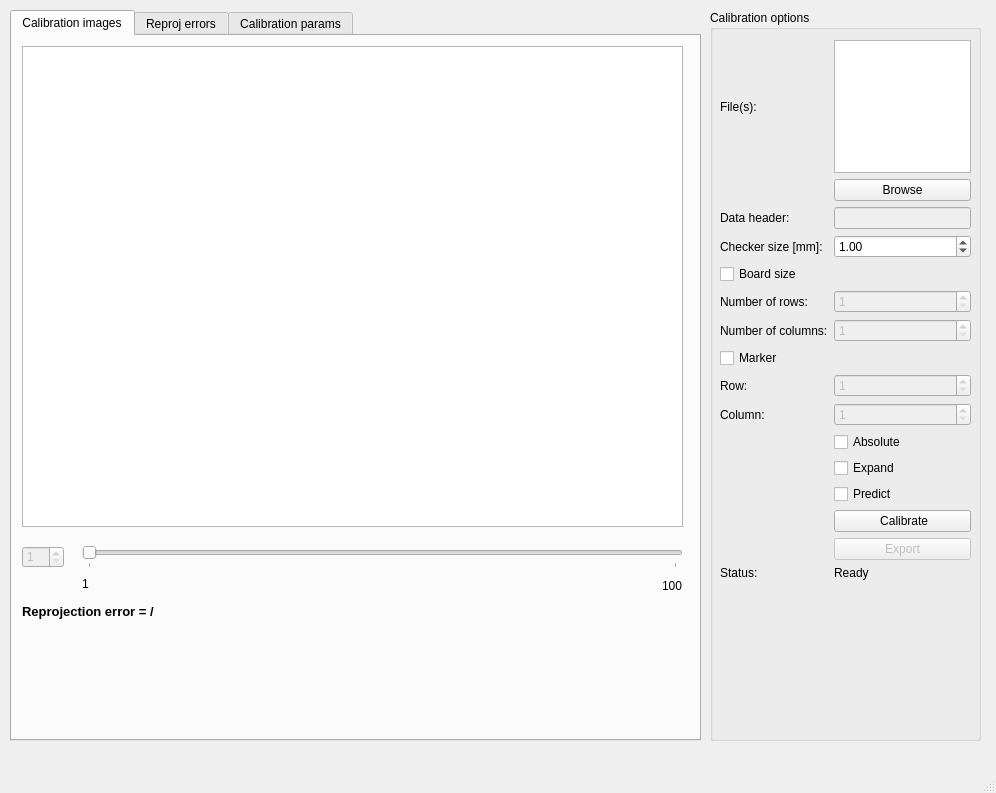
Old version of the form src/PyCamCalib/camera_calibration_gui/calibration_app_ui.ui in the repository InViLabUAntwerp/PyCamCalib.
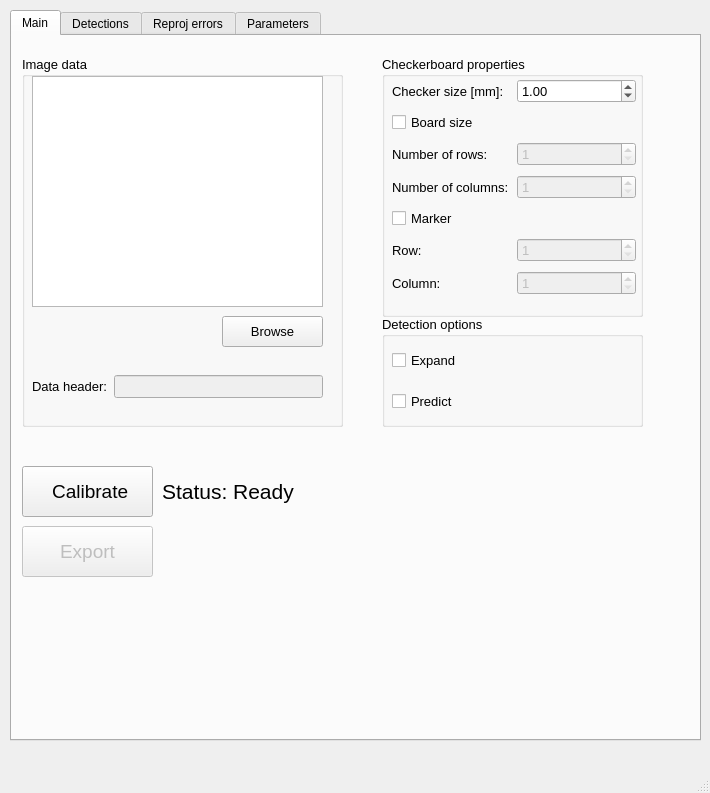
New version of the form. Custom widgets are drawn as their Qt base class.

What changed in the file:
```diff
--- a/src/PyCamCalib/camera_calibration_gui/calibration_app_ui.ui
+++ b/src/PyCamCalib/camera_calibration_gui/calibration_app_ui.ui
@@ -6,7 +6,7 @@
    <rect>
     <x>0</x>
     <y>0</y>
-    <width>996</width>
+    <width>710</width>
     <height>793</height>
    </rect>
   </property>
@@ -29,12 +29,350 @@
     <property name="currentIndex">
      <number>0</number>
     </property>
+    <widget class="QWidget" name="tab">
+     <attribute name="title">
+      <string>Main</string>
+     </attribute>
+     <widget class="QPushButton" name="calibrateButton">
+      <property name="geometry">
+       <rect>
+        <x>10</x>
+        <y>430</y>
+        <width>131</width>
+        <height>51</height>
+       </rect>
+      </property>
+      <property name="font">
+       <font>
+        <pointsize>14</pointsize>
+       </font>
+      </property>
+      <property name="text">
+       <string> Calibrate</string>
+      </property>
+     </widget>
+     <widget class="QPushButton" name="exportButton">
+      <property name="enabled">
+       <bool>false</bool>
+      </property>
+      <property name="geometry">
+       <rect>
+        <x>10</x>
+        <y>490</y>
+        <width>131</width>
+        <height>51</height>
+       </rect>
+      </property>
+      <property name="font">
+       <font>
+        <pointsize>14</pointsize>
+       </font>
+      </property>
+      <property name="text">
+       <string>Export</string>
+      </property>
+     </widget>
+     <widget class="QLabel" name="statusText">
+      <property name="geometry">
+       <rect>
+        <x>150</x>
+        <y>430</y>
+        <width>521</width>
+        <height>51</height>
+       </rect>
+      </property>
+      <property name="font">
+       <font>
+        <pointsize>16</pointsize>
+       </font>
+      </property>
+      <property name="text">
+       <string>Status: Ready</string>
+      </property>
+     </widget>
+     <widget class="QGroupBox" name="groupBox_2">
+      <property name="geometry">
+       <rect>
+        <x>10</x>
+        <y>20</y>
+        <width>321</width>
+        <height>371</height>
+       </rect>
+      </property>
+      <property name="font">
+       <font>
+        <pointsize>10</pointsize>
+       </font>
+      </property>
+      <property name="title">
+       <string>Image data</string>
+      </property>
+      <widget class="QListWidget" name="namesListWidget">
+       <property name="geometry">
+        <rect>
+         <x>10</x>
+         <y>20</y>
+         <width>291</width>
+         <height>231</height>
+        </rect>
+       </property>
+      </widget>
+      <widget class="QWidget" name="horizontalLayoutWidget">
+       <property name="geometry">
+        <rect>
+         <x>10</x>
+         <y>310</y>
+         <width>291</width>
+         <height>41</height>
+        </rect>
+       </property>
+       <layout class="QHBoxLayout" name="horizontalLayout_2">
+        <item>
+         <widget class="QLabel" name="label_2">
+          <property name="text">
+           <string>Data header:</string>
+          </property>
+         </widget>
+        </item>
+        <item>
+         <widget class="QLineEdit" name="headerField">
+          <property name="enabled">
+           <bool>false</bool>
+          </property>
+         </widget>
+        </item>
+       </layout>
+      </widget>
+      <widget class="QPushButton" name="browseButton">
+       <property name="geometry">
+        <rect>
+         <x>200</x>
+         <y>260</y>
+         <width>101</width>
+         <height>31</height>
+        </rect>
+       </property>
+       <property name="font">
+        <font>
+         <pointsize>10</pointsize>
+        </font>
+       </property>
+       <property name="text">
+        <string>Browse</string>
+       </property>
+      </widget>
+     </widget>
+     <widget class="QGroupBox" name="groupBox">
+      <property name="geometry">
+       <rect>
+        <x>370</x>
+        <y>20</y>
+        <width>261</width>
+        <height>261</height>
+       </rect>
+      </property>
+      <property name="font">
+       <font>
+        <pointsize>10</pointsize>
+       </font>
+      </property>
+      <property name="title">
+       <string>Checkerboard properties</string>
+      </property>
+      <widget class="QWidget" name="gridLayoutWidget">
+       <property name="geometry">
+        <rect>
+         <x>10</x>
+         <y>20</y>
+         <width>244</width>
+         <height>229</height>
+        </rect>
+       </property>
+       <layout class="QGridLayout" name="gridLayout">
+        <item row="2" column="1">
+         <widget class="QSpinBox" name="nRowsSpinBox">
+          <property name="enabled">
+           <bool>false</bool>
+          </property>
+          <property name="minimum">
+           <number>1</number>
+          </property>
+          <property name="maximum">
+           <number>1000</number>
+          </property>
+         </widget>
+        </item>
+        <item row="5" column="0">
+         <widget class="QLabel" name="label_8">
+          <property name="text">
+           <string>Row:</string>
+          </property>
+         </widget>
+        </item>
+        <item row="0" column="0">
+         <widget class="QLabel" name="label_6">
+          <property name="text">
+           <string>Checker size [mm]:</string>
+          </property>
+         </widget>
+        </item>
+        <item row="1" column="0">
+         <widget class="QCheckBox" name="boardSizeCheckBox">
+          <property name="text">
+           <string>Board size</string>
+          </property>
+         </widget>
+        </item>
+        <item row="6" column="0">
+         <widget class="QLabel" name="label_9">
+          <property name="text">
+           <string>Column:</string>
+          </property>
+         </widget>
+        </item>
+        <item row="3" column="0">
+         <widget class="QLabel" name="label_7">
+          <property name="text">
+           <string>Number of columns:</string>
+          </property>
+         </widget>
+        </item>
+        <item row="6" column="1">
+         <widget class="QSpinBox" name="mColSpinBox">
+          <property name="enabled">
+           <bool>false</bool>
+          </property>
+          <property name="minimum">
+           <number>1</number>
+          </property>
+          <property name="maximum">
+           <number>1000</number>
+          </property>
+         </widget>
+        </item>
+        <item row="2" column="0">
+         <widget class="QLabel" name="label_4">
+          <property name="text">
+           <string>Number of rows:</string>
+          </property>
+         </widget>
+        </item>
+        <item row="4" column="0">
+         <widget class="QCheckBox" name="markerCheckBox">
+          <property name="text">
+           <string>Marker</string>
+          </property>
+         </widget>
+        </item>
+        <item row="0" column="1">
+         <widget class="QDoubleSpinBox" name="checkerSizeSpinBox">
+          <property name="minimum">
+           <double>0.010000000000000</double>
+          </property>
+          <property name="maximum">
+           <double>1000.000000000000000</double>
+          </property>
+          <property name="value">
+           <double>1.000000000000000</double>
+          </property>
+         </widget>
+        </item>
+        <item row="3" column="1">
+         <widget class="QSpinBox" name="nColsSpinBox">
+          <property name="enabled">
+           <bool>false</bool>
+          </property>
+          <property name="minimum">
+           <number>1</number>
+          </property>
+          <property name="maximum">
+           <number>1000</number>
+          </property>
+         </widget>
+        </item>
+        <item row="5" column="1">
+         <widget class="QSpinBox" name="mRowSpinBox">
+          <property name="enabled">
+           <bool>false</bool>
+          </property>
+          <property name="minimum">
+           <number>1</number>
+          </property>
+          <property name="maximum">
+           <number>1000</number>
+          </property>
+         </widget>
+        </item>
+       </layout>
+      </widget>
+     </widget>
+     <widget class="QLabel" name="logoLabel">
+      <property name="geometry">
+       <rect>
+        <x>420</x>
+        <y>560</y>
+        <width>261</width>
+        <height>131</height>
+       </rect>
+      </property>
+      <property name="text">
+       <string/>
+      </property>
+      <property name="scaledContents">
+       <bool>true</bool>
+      </property>
+     </widget>
+     <widget class="QGroupBox" name="groupBox_3">
+      <property name="geometry">
+       <rect>
+        <x>370</x>
+        <y>280</y>
+        <width>261</width>
+        <height>111</height>
+       </rect>
+      </property>
+      <property name="font">
+       <font>
+        <pointsize>10</pointsize>
+       </font>
+      </property>
+      <property name="title">
+       <string>Detection options</string>
+      </property>
+      <widget class="QWidget" name="verticalLayoutWidget">
+       <property name="geometry">
+        <rect>
+         <x>10</x>
+         <y>20</y>
+         <width>94</width>
+         <height>91</height>
+        </rect>
+       </property>
+       <layout class="QVBoxLayout" name="verticalLayout">
+        <item>
+         <widget class="QCheckBox" name="expandCheckBox">
+          <property name="text">
+           <string>Expand</string>
+          </property>
+         </widget>
+        </item>
+        <item>
+         <widget class="QCheckBox" name="predictCheckBox">
+          <property name="text">
+           <string>Predict</string>
+          </property>
+         </widget>
+        </item>
+       </layout>
+      </widget>
+     </widget>
+    </widget>
     <widget class="QWidget" name="imageTab">
      <property name="enabled">
       <bool>true</bool>
      </property>
      <attribute name="title">
-      <string>Calibration images</string>
+      <string>Detections</string>
      </attribute>
      <widget class="QSlider" name="imageHorizontalSlider">
       <property name="enabled">
@@ -110,7 +448,7 @@
       <property name="geometry">
        <rect>
         <x>10</x>
-        <y>560</y>
+        <y>600</y>
         <width>201</width>
         <height>31</height>
        </rect>
@@ -225,7 +563,7 @@
       <bool>true</bool>
      </property>
      <attribute name="title">
-      <string>Calibration params</string>
+      <string>Parameters</string>
      </attribute>
      <widget class="DistortionPlotWidget" name="distortionPlot" native="true">
       <property name="geometry">
@@ -715,244 +1053,6 @@
      </widget>
     </widget>
    </widget>
-   <widget class="QGroupBox" name="groupBox">
-    <property name="geometry">
-     <rect>
-      <x>710</x>
-      <y>10</y>
-      <width>271</width>
-      <height>731</height>
-     </rect>
-    </property>
-    <property name="title">
-     <string>Calibration options</string>
-    </property>
-    <widget class="QWidget" name="gridLayoutWidget">
-     <property name="geometry">
-      <rect>
-       <x>10</x>
-       <y>30</y>
-       <width>251</width>
-       <height>540</height>
-      </rect>
-     </property>
-     <layout class="QGridLayout" name="gridLayout">
-      <item row="14" column="1">
-       <widget class="QPushButton" name="calibrateButton">
-        <property name="text">
-         <string> Calibrate</string>
-        </property>
-       </widget>
-      </item>
-      <item row="9" column="0">
-       <widget class="QLabel" name="label_9">
-        <property name="text">
-         <string>Column:</string>
-        </property>
-       </widget>
-      </item>
-      <item row="5" column="0">
-       <widget class="QLabel" name="label_4">
-        <property name="text">
-         <string>Number of rows:</string>
-        </property>
-       </widget>
-      </item>
-      <item row="16" column="1">
-       <widget class="QLabel" name="statusText">
-        <property name="text">
-         <string>Ready</string>
-        </property>
-       </widget>
-      </item>
-      <item row="16" column="0">
-       <widget class="QLabel" name="statusLabel">
-        <property name="text">
-         <string>Status:</string>
-        </property>
-       </widget>
-      </item>
-      <item row="1" column="1">
-       <widget class="QPushButton" name="browseButton">
-        <property name="text">
-         <string>Browse</string>
-        </property>
-       </widget>
-      </item>
-      <item row="10" column="1">
-       <widget class="QCheckBox" name="checkBox">
-        <property name="text">
-         <string>Absolute</string>
-        </property>
-       </widget>
-      </item>
-      <item row="6" column="1">
-       <widget class="QSpinBox" name="spinBox">
-        <property name="enabled">
-         <bool>false</bool>
-        </property>
-        <property name="minimum">
-         <number>1</number>
-        </property>
-        <property name="maximum">
-         <number>1000</number>
-        </property>
-       </widget>
-      </item>
-      <item row="9" column="1">
-       <widget class="QSpinBox" name="spinBox_4">
-        <property name="enabled">
-         <bool>false</bool>
-        </property>
-        <property name="minimum">
-         <number>1</number>
-        </property>
-        <property name="maximum">
-         <number>1000</number>
-        </property>
-       </widget>
-      </item>
-      <item row="3" column="0">
-       <widget class="QLabel" name="label_6">
-        <property name="text">
-         <string>Checker size [mm]:</string>
-        </property>
-       </widget>
-      </item>
-      <item row="0" column="1">
-       <widget class="QListWidget" name="namesListWidget"/>
-      </item>
-      <item row="3" column="1">
-       <widget class="QDoubleSpinBox" name="doubleSpinBox">
-        <property name="minimum">
-         <double>0.010000000000000</double>
-        </property>
-        <property name="maximum">
-         <double>1000.000000000000000</double>
-        </property>
-        <property name="value">
-         <double>1.000000000000000</double>
-        </property>
-       </widget>
-      </item>
-      <item row="15" column="1">
-       <widget class="QPushButton" name="exportButton">
-        <property name="enabled">
-         <bool>false</bool>
-        </property>
-        <property name="text">
-         <string>Export</string>
-        </property>
-       </widget>
-      </item>
-      <item row="6" column="0">
-       <widget class="QLabel" name="label_7">
-        <property name="text">
-         <string>Number of columns:</string>
-        </property>
-       </widget>
-      </item>
-      <item row="7" column="0">
-       <widget class="QCheckBox" name="checkBox_2">
-        <property name="text">
-         <string>Marker</string>
-        </property>
-       </widget>
-      </item>
-      <item row="0" column="0">
-       <widget class="QLabel" name="label">
-        <property name="text">
-         <string>File(s):</string>
-        </property>
-       </widget>
-      </item>
-      <item row="5" column="1">
-       <widget class="QSpinBox" name="spinBox_2">
-        <property name="enabled">
-         <bool>false</bool>
-        </property>
-        <property name="minimum">
-         <number>1</number>
-        </property>
-        <property name="maximum">
-         <number>1000</number>
-        </property>
-       </widget>
-      </item>
-      <item row="4" column="0">
-       <widget class="QCheckBox" name="checkBox_3">
-        <property name="text">
-         <string>Board size</string>
-        </property>
-       </widget>
-      </item>
-      <item row="8" column="0">
-       <widget class="QLabel" name="label_8">
-        <property name="text">
-         <string>Row:</string>
-        </property>
-       </widget>
-      </item>
-      <item row="2" column="1">
-       <widget class="QLineEdit" name="headerField">
-        <property name="enabled">
-         <bool>false</bool>
-        </property>
-       </widget>
-      </item>
-      <item row="2" column="0">
-       <widget class="QLabel" name="label_2">
-        <property name="text">
-         <string>Data header:</string>
-        </property>
-       </widget>
-      </item>
-      <item row="8" column="1">
-       <widget class="QSpinBox" name="spinBox_3">
-        <property name="enabled">
-         <bool>false</bool>
-        </property>
-        <property name="minimum">
-         <number>1</number>
-        </property>
-        <property name="maximum">
-         <number>1000</number>
-        </property>
-       </widget>
-      </item>
-      <item row="11" column="1">
-       <widget class="QCheckBox" name="checkBox_4">
-        <property name="text">
-         <string>Expand</string>
-        </property>
-       </widget>
-      </item>
-      <item row="12" column="1">
-       <widget class="QCheckBox" name="checkBox_5">
-        <property name="text">
-         <string>Predict</string>
-        </property>
-       </widget>
-      </item>
-     </layout>
-    </widget>
-    <widget class="QLabel" name="logoLabel">
-     <property name="geometry">
-      <rect>
-       <x>10</x>
-       <y>590</y>
-       <width>251</width>
-       <height>131</height>
-      </rect>
-     </property>
-     <property name="text">
-      <string/>
-     </property>
-     <property name="scaledContents">
-      <bool>true</bool>
-     </property>
-    </widget>
-   </widget>
   </widget>
   <widget class="QMenuBar" name="menubar">
    <property name="geometry">
```
Left out of the diff: 26 changed lines with no effect on the pictures.
